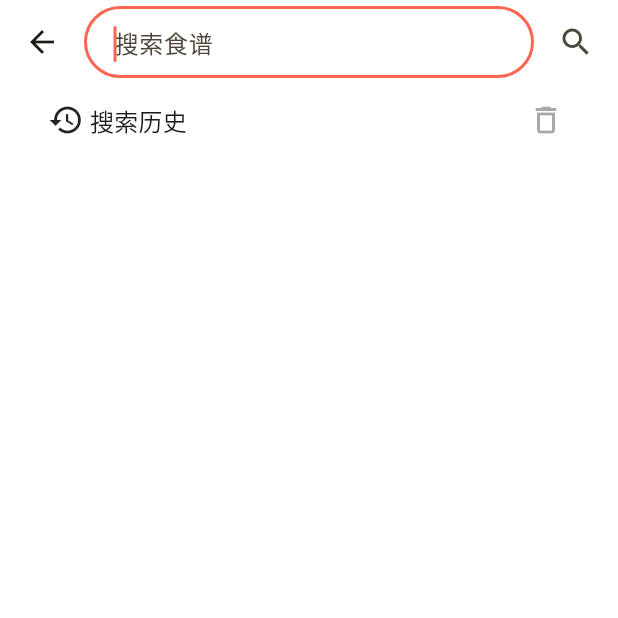
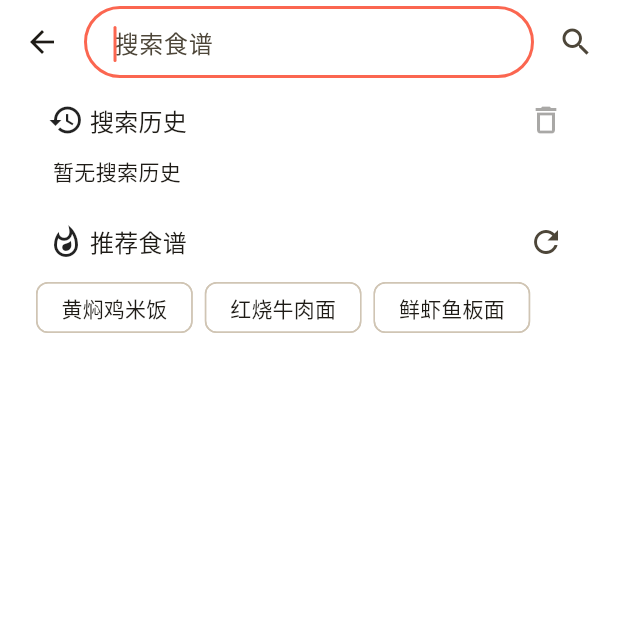
Before and after one commit to Flover-am/mise_seecooker_app, a Flutter app: the SearchPage screen opened directly, on a phone screen of 412 x 824 dp, the top half of it. Run offline on Flutter 3.47's test engine with Material 2 defaults, Android fonts, the phone set to English and light mode, and no system bars; our stand-ins replace card_swiper, fluttertoast, image_picker, share_plus, shared_preferences, skeletons and 2 more; accounts and stored records are empty; network calls fail.

Commit message:
feat: add search recommend

```diff
--- a/lib/pages/search_page.dart
+++ b/lib/pages/search_page.dart
@@ -3,6 +3,7 @@ import 'package:fluttertoast/fluttertoast.dart';
 import 'package:provider/provider.dart';
 import 'package:seecooker/pages/search_result_page.dart';
 import 'package:seecooker/providers/search_history_provider.dart';
+import 'package:seecooker/providers/search_recommend_provider.dart';
 import 'package:skeletons/skeletons.dart';
 
 class SearchPage extends StatelessWidget {
@@ -13,8 +14,11 @@ class SearchPage extends StatelessWidget {
 
   @override
   Widget build(BuildContext context) {
-    return ChangeNotifierProvider(
-      create: (context) => SearchHistoryProvider(),
+    return MultiProvider(
+      providers: [
+        ChangeNotifierProvider(create: (context) => SearchHistoryProvider()),
+        ChangeNotifierProvider(create: (context) => SearchRecommendProvider()),
+      ],
       builder: (context, child) {
         return Scaffold(
           appBar: AppBar(
@@ -60,7 +64,9 @@ class SearchPage extends StatelessWidget {
           ),
           body: Padding(
             padding: const EdgeInsets.symmetric(horizontal: 24),
-            child: FutureBuilder(
+            child: Column(
+              children: [
+                FutureBuilder(
                   future: Provider.of<SearchHistoryProvider>(context, listen: false).fetchSearchHistory(),
                   builder: (context, snapshot) {
                     if (snapshot.connectionState == ConnectionState.waiting) {
@@ -107,13 +113,80 @@ class SearchPage extends StatelessWidget {
                                   )
                                 ],
                               ),
-                          const SizedBox(height: 4),
-                          Wrap(
+                              provider.history.isNotEmpty
+                              ? Wrap(
                                 spacing: 8,
                                 runSpacing: 4,
                                 children: provider.history.map((item) =>
                                   ActionChip(
-                                  label: Text(item),
+                                    label: Text(item, overflow: TextOverflow.ellipsis),
+                                    visualDensity: VisualDensity.compact,
+                                    onPressed: () {
+                                      goToSearchResult(context, item);
+                                    },
+                                  )
+                                ).toList(),
+                              )
+                              : const Text('   暂无搜索历史'),
+                            ],
+                          );
+                        },
+                      );
+                    }
+                  }
+                ),
+                const SizedBox(height: 8),
+                FutureBuilder(
+                  future: Provider.of<SearchRecommendProvider>(context, listen: false).fetchSearchRecommend(),
+                  builder: (context, snapshot) {
+                    if (snapshot.connectionState == ConnectionState.waiting) {
+                      return Column(
+                        children: [
+                          SkeletonLine(
+                            style: SkeletonLineStyle(
+                              height: 36,
+                              borderRadius: BorderRadius.circular(8),
+                            ),
+                          ),
+                          const SizedBox(height: 8),
+                          SkeletonLine(
+                            style: SkeletonLineStyle(
+                              height: 36,
+                              width: 64,
+                              borderRadius: BorderRadius.circular(8),
+                            ),
+                          ),
+                        ],
+                      );
+                    } else if (snapshot.hasError) {
+                      return Text('Error: ${snapshot.error}');
+                    } else {
+                      return Consumer<SearchRecommendProvider>(
+                        builder: (context, provider, child) {
+                          return Column(
+                            crossAxisAlignment: CrossAxisAlignment.start,
+                            children: [
+                              const SizedBox(height: 4),
+                              Row(
+                                children: [
+                                  const SizedBox(width: 8),
+                                  const Icon(Icons.whatshot_outlined),
+                                  const SizedBox(width: 4),
+                                  Text('推荐食谱', style: Theme.of(context).textTheme.titleMedium,),
+                                  const Spacer(),
+                                  IconButton(
+                                    onPressed: () => provider.refreshSearchRecommend(),
+                                    icon: const Icon(Icons.refresh_outlined),
+                                    //visualDensity: VisualDensity.compact,
+                                  )
+                                ],
+                              ),
+                              Wrap(
+                                spacing: 8,
+                                runSpacing: 4,
+                                children: provider.recommend.map((item) =>
+                                  ActionChip(
+                                    label: Text(item, overflow: TextOverflow.ellipsis),
                                     visualDensity: VisualDensity.compact,
                                     onPressed: () {
                                       goToSearchResult(context, item);
@@ -127,6 +200,8 @@ class SearchPage extends StatelessWidget {
                       );
                     }
                   }
+                ),
+              ],
             ),
           ),
         );
--- /dev/null
+++ b/lib/providers/search_recommend_provider.dart
@@ -0,0 +1,30 @@
+import 'dart:math';
+
+import 'package:flutter/material.dart';
+
+class SearchRecommendProvider extends ChangeNotifier {
+  late List<String> _recommend;
+
+  final List<String> mockList = [
+    '黄焖鸡米饭',
+    '红烧牛肉面',
+    '鲜虾鱼板面',
+    '麦辣鸡腿堡',
+    '板烧鸡腿堡',
+    '双层吉士汉堡'
+  ];
+
+  List<String> get recommend => _recommend;
+
+  Future<void> fetchSearchRecommend() async {
+    await Future.delayed(const Duration(seconds: 1));
+    _recommend = mockList.sublist(0, 3);
+  }
+
+  Future<void> refreshSearchRecommend() async {
+    // await Future.delayed(const Duration(seconds: 1));
+    _recommend = mockList.sublist(Random().nextInt(3), 3 + Random().nextInt(3));
+    _recommend.shuffle(Random());
+    notifyListeners();
+  }
+}
```
Lines whose indentation alone changed are shown as unchanged.
